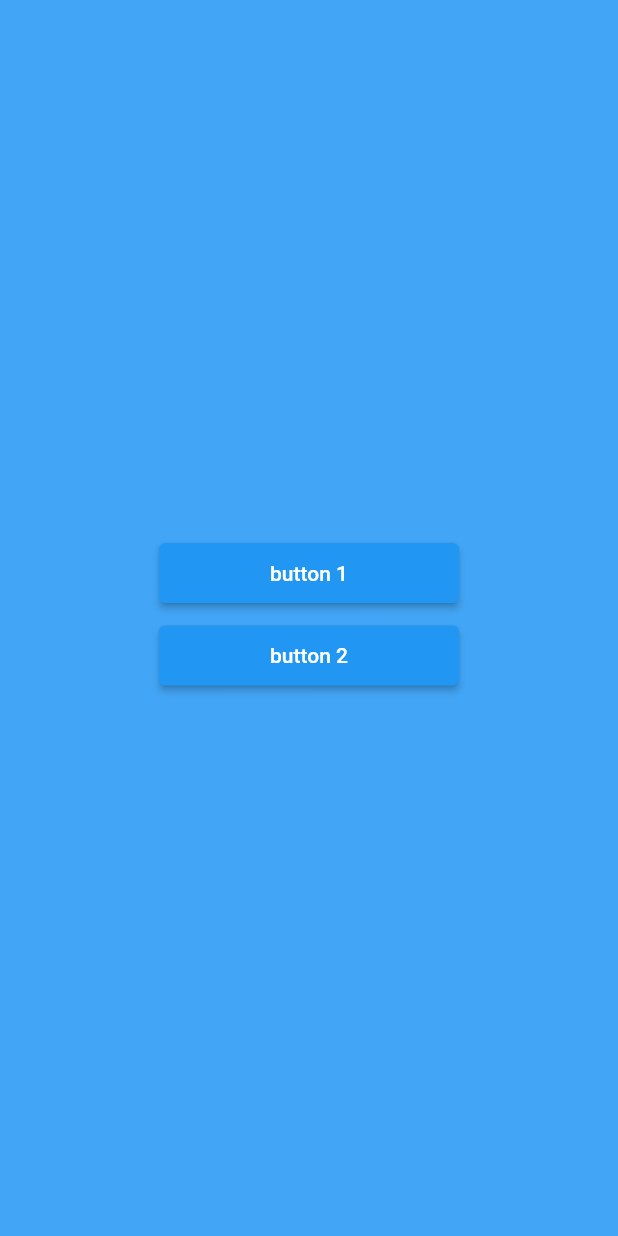
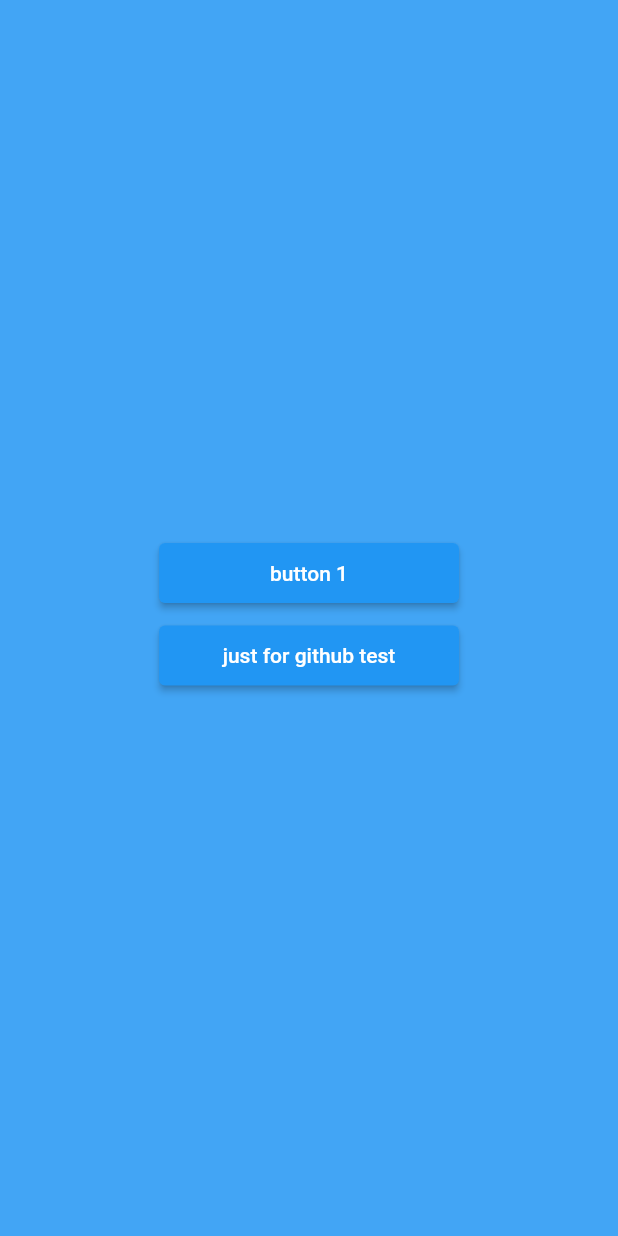
Before and after one commit to Shadowkj1/Whole-Foods-Shopper-Break-Scheduler, a Flutter app: the screen it shows after launch, on a phone screen of 412 x 824 dp. Run offline on Flutter 3.47's test engine with Material 2 defaults, Android fonts, the phone set to English and light mode, and no system bars.

Commit message:
just a button name test change

```diff
--- a/lib/pages/home.dart
+++ b/lib/pages/home.dart
@@ -32,8 +32,8 @@ class Home extends StatelessWidget {
             SizedBox(
                 width: 200,
                 height: 40,
-                child:
-                    ElevatedButton(onPressed: () {}, child: Text('button 2'))),
+                child: ElevatedButton(
+                    onPressed: () {}, child: Text('just for github test'))),
             SizedBox(
               height: 5,
             ),
```
